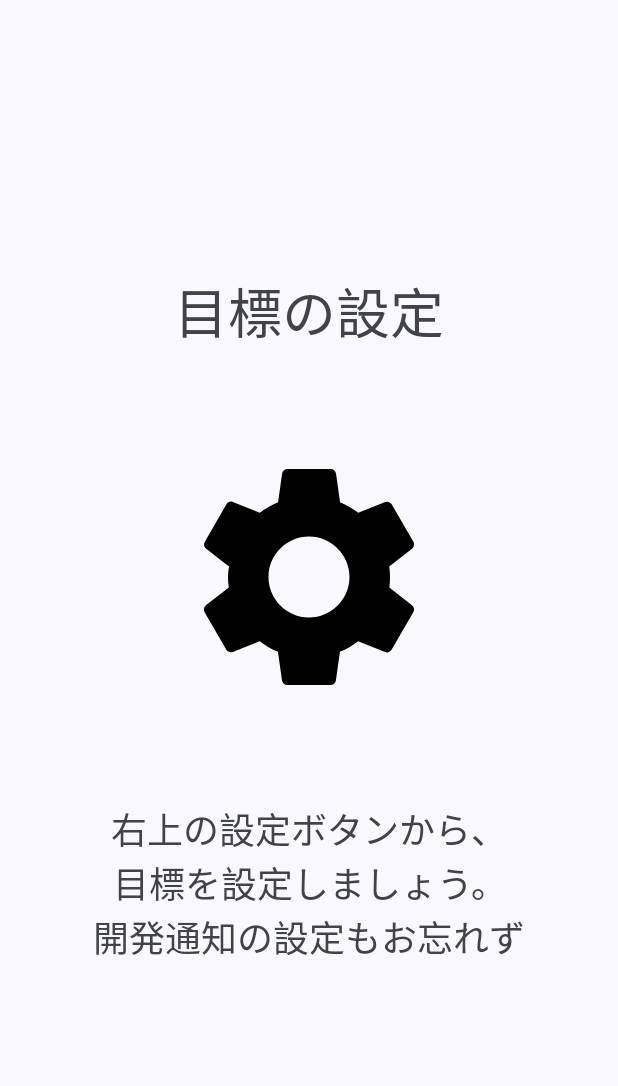
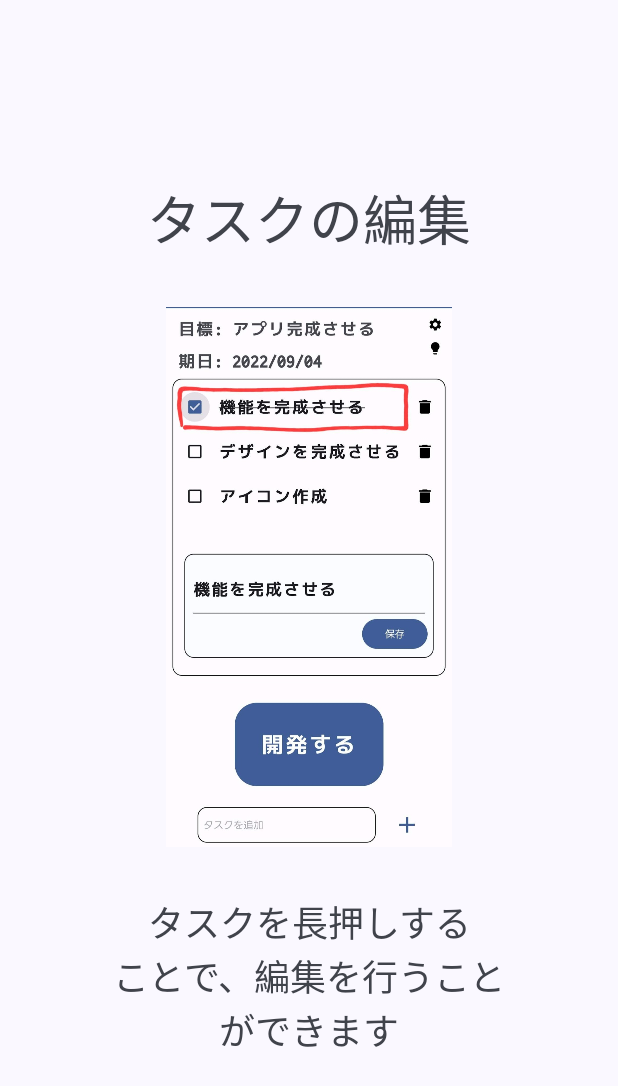
Before and after one commit to ri0103/DevGoal, an Android app: the fragment Tutorial3Fragment shown on its own in the app's theme, on a phone screen of 412 x 824 dp. Shown: the top 1086 px of the screen. Run offline under Robolectric (Android 15) with nearby library versions, the phone set to English and light mode, and no system bars; 1 statement that could not run was skipped.

Commit message:
updated_tutorial

```diff
--- a/app/src/main/java/app/ishizaki/ryu/devgoal/activities/TutorialActivity.kt
+++ b/app/src/main/java/app/ishizaki/ryu/devgoal/activities/TutorialActivity.kt
@@ -19,7 +19,7 @@
         val fragmentList = arrayListOf<Fragment>(
             Tutorial1Fragment(),
             Tutorial2Fragment(),
-//            Tutorial3Fragment(),
+            Tutorial3Fragment(),
 //            Tutorial4Fragment(),
             TutorialEndFragment()
         )
--- a/app/src/main/java/app/ishizaki/ryu/devgoal/fragments/HomeFragment.kt
+++ b/app/src/main/java/app/ishizaki/ryu/devgoal/fragments/HomeFragment.kt
@@ -17,6 +17,7 @@
 import app.ishizaki.ryu.devgoal.*
 import app.ishizaki.ryu.devgoal.activities.SettingActivity
 import app.ishizaki.ryu.devgoal.activities.StopwatchActivity
+import app.ishizaki.ryu.devgoal.activities.TutorialActivity
 import app.ishizaki.ryu.devgoal.dataclass.Task
 import app.ishizaki.ryu.devgoal.room.AppDatabase
 import app.ishizaki.ryu.devgoal.viewmodels.GoalViewModel
@@ -99,6 +100,11 @@
             getActivity()?.startActivity(intent)
         }
 
+        startTutorialButton.setOnClickListener {
+            val intent = Intent (activity, TutorialActivity::class.java)
+            startActivity(intent)
+        }
+
        taskAdapter.setOnTaskCellClickListener(
            object : TaskRecyclerviewAdapter.OnTaskCellClickListener{
                override fun onItemClick(task: Task) {
--- /dev/null
+++ b/app/src/main/res/drawable/ic_baseline_lightbulb_24.xml
@@ -0,0 +1,5 @@
+<vector android:height="24dp" android:tint="#000000"
+    android:viewportHeight="24" android:viewportWidth="24"
+    android:width="24dp" xmlns:android="http://schemas.android.com/apk/res/android">
+    <path android:fillColor="@android:color/white" android:pathData="M9,21c0,0.5 0.4,1 1,1h4c0.6,0 1,-0.5 1,-1v-1L9,20v1zM12,2C8.1,2 5,5.1 5,9c0,2.4 1.2,4.5 3,5.7L8,17c0,0.5 0.4,1 1,1h6c0.6,0 1,-0.5 1,-1v-2.3c1.8,-1.3 3,-3.4 3,-5.7 0,-3.9 -3.1,-7 -7,-7z"/>
+</vector>
--- a/app/src/main/res/layout/fragment_tutorial3.xml
+++ b/app/src/main/res/layout/fragment_tutorial3.xml
@@ -16,21 +16,21 @@
             android:layout_height="wrap_content"
             android:textAlignment="center"
             android:fontFamily="@font/ricty_diminished_bold"
-            android:text="目標の設定"
+            android:text="タスクの編集"
             android:textSize="36sp"/>
 
         <ImageView
-            android:id="@+id/tutorial2VideoView"
-            android:layout_width="180sp"
-            android:layout_height="180sp"
-            android:layout_margin="60sp"
+            android:id="@+id/tutorial3ImageView"
+            android:layout_width="360sp"
+            android:layout_height="360sp"
+            android:layout_margin="32sp"
             android:layout_marginBottom="24sp"
-            android:background="@drawable/ic_baseline_settings_24"/>
+            android:src="@drawable/tutorialscreenshot3"/>
 
         <TextView
             android:layout_width="match_parent"
             android:layout_height="wrap_content"
-            android:text="右上の設定ボタンから、\n目標を設定しましょう。\n開発通知の設定もお忘れずに"
+            android:text="タスクを長押しする\nことで、編集を行うこと\nができます"
             android:textAlignment="center"
             android:fontFamily="@font/ricty_diminished_regular"
             android:textSize="24sp"/>
```
Also changed, not shown: app/src/main/java/app/ishizaki/ryu/devgoal/tutorial/Tutorial2Fragment.kt (+5 -5 lines), app/src/main/res/layout/activity_tutorial.xml (+2 -20 lines), app/src/main/res/layout/fragment_home.xml (+22 -8 lines), app/src/main/res/layout/fragment_tutorial2.xml (+13 -5 lines), app/src/main/res/drawable/tutorialscreenshot2.jpg (added), app/src/main/res/drawable/tutorialscreenshot3.jpg (added).
